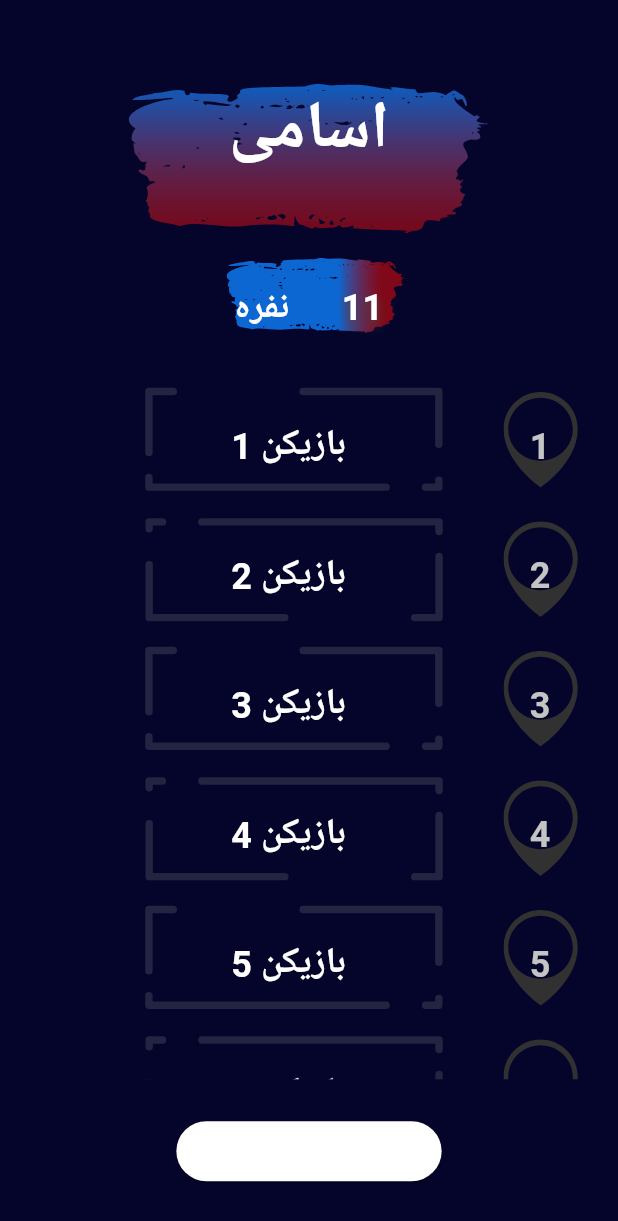
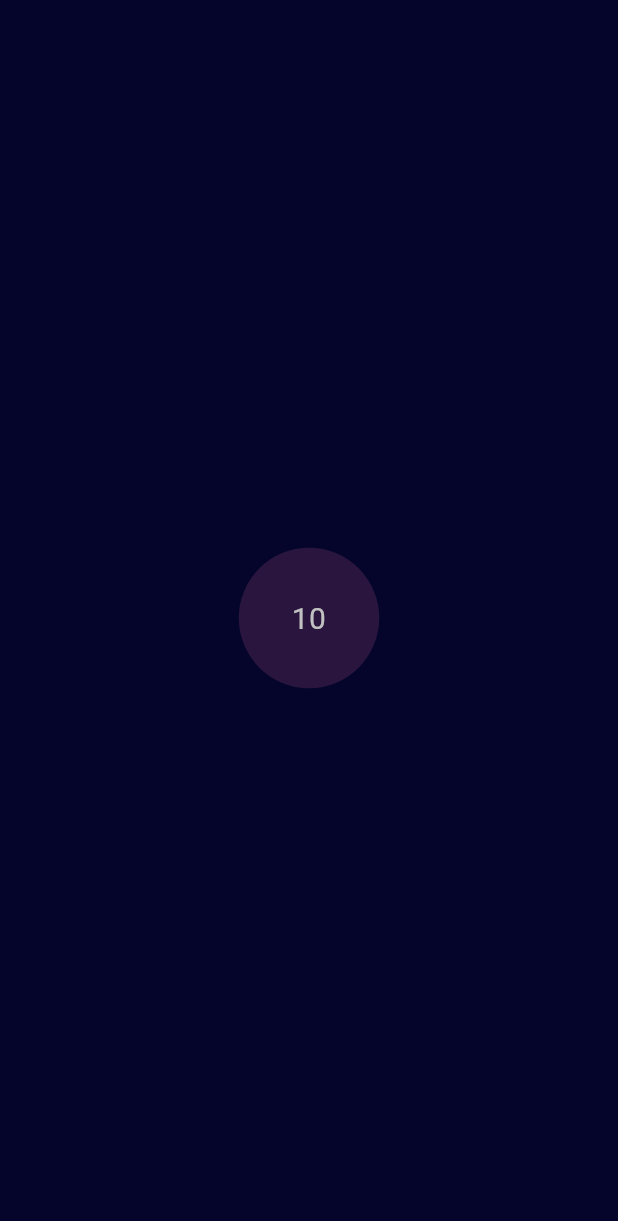
Before and after one commit to behzadayubifar/big_auto_mafia, a Flutter app: the screen it shows after launch, on a phone screen of 412 x 824 dp. Shown: the top 1221 px of the screen. Run offline on Flutter 3.47's test engine with Material 3 defaults, Android fonts, the phone set to English and light mode, and no system bars; drawn by our look-alikes of circular_countdown_timer; our stand-ins replace flutter_hooks, flutter_riverpod, flutter_svg, fpdart, go_router, google_fonts and 5 more; missing offline and left inert: dart:ffi, page_flip_builder; accounts and stored records are empty; generated files the repository leaves out were written again; Roboto replaces fonts that are missing (Lemonada); project files that could hold a hidden picture were left out.

Commit message:
start implementation of a player can choose at most one person and update the list and when the timer is complete or the player wanted to be exited if list is not empty the work, call related methods from logics -except for godfather that must first see a dialog (tostifiacation) to choose kill or slaughter and a button always must be shown after the dialog popped to witch between options of godfather or other mafias after godfather death-

```diff
--- a/lib/constants/my_strings.dart
+++ b/lib/constants/my_strings.dart
@@ -71,6 +71,10 @@ class MyStrings {
   static const String nostradamous = 'نوستراداموس';
   static const String citizen = 'شهروند ساده';
 
+  // night-role-panel
+  static const String nightDoneJob = 'nightDoneJob';
+  static const String undoJob = 'صرف نظر از انتخاب قبلی';
+
   // button-states
   static const String defaultButton = 'default';
   static const String longPressedButton = 'longPressedButton';
--- /dev/null
+++ b/lib/ui/common/timers/night_timer.dart
@@ -0,0 +1,34 @@
+import 'package:auto_mafia/constants/app_colors.dart';
+import 'package:auto_mafia/constants/my_text_styles.dart';
+import 'package:circular_countdown_timer/circular_countdown_timer.dart';
+import 'package:flutter/material.dart';
+
+class NightTimer extends StatelessWidget {
+  const NightTimer({super.key});
+
+  @override
+  Widget build(BuildContext context) {
+    final size = MediaQuery.sizeOf(context);
+    final height = size.height;
+    final width = size.width;
+    // later remove scaffold
+    return Scaffold(
+      backgroundColor: AppColors.backGround,
+      body: Center(
+        child: CircularCountDownTimer(
+          width: width / 4,
+          height: height / 4,
+          // later must read this from db (the user can change it)
+          duration: 10,
+          fillColor: AppColors.primaries[1],
+          ringColor: AppColors.primaries[4],
+          backgroundColor: AppColors.primaries[3],
+          textFormat: CountdownTextFormat.SS,
+          textStyle:
+              MyTextStyles.bodyLarge.copyWith(color: AppColors.lighterGrey),
+          isReverse: true,
+        ),
+      ),
+    );
+  }
+}
--- a/lib/ui/night/night_page.dart
+++ b/lib/ui/night/night_page.dart
@@ -7,11 +7,8 @@ import 'package:auto_mafia/ui/common/loading.dart';
 import 'package:auto_mafia/ui/common/buttons/my_buttons.dart';
 import 'package:auto_mafia/ui/common/title_widget.dart';
 import 'package:auto_mafia/ui/widgets/player_name_widget.dart';
-import 'package:auto_mafia/utils/dev_log.dart';
 import 'package:flutter/material.dart';
-import 'package:flutter_hooks/flutter_hooks.dart';
 import 'package:hooks_riverpod/hooks_riverpod.dart';
-import 'package:loading_animation_widget/loading_animation_widget.dart';
 
 class NightPage extends HookConsumerWidget {
   NightPage({
--- a/lib/ui/ui_utils/get_criteria_for_night_role_panel.dart
+++ b/lib/ui/ui_utils/get_criteria_for_night_role_panel.dart
@@ -8,4 +8,6 @@ class ButtonCriteriaController extends _$ButtonCriteriaController {
   bool build() {
     return false;
   }
+
+  void change(status) {}
 }
--- a/lib/ui/widgets/player_name_widget.dart
+++ b/lib/ui/widgets/player_name_widget.dart
@@ -86,6 +86,10 @@ class PlayerNameWidget extends HookConsumerWidget {
             // panel-page baesed on role
             // 1. role-specifics
             // 2. list-of-players due to current circumstances
+            final isar = await ref.read(isarServiceProvider.future);
+            final dayNumber = await isar.getDayNumber();
+            await isar.putGameStatus(
+                dayNumber: dayNumber, situation: relatedRolePage);
             await ref
                 .read(currentPlayersProvider.notifier)
                 .action(relatedRolePage, _playerName);
--- a/pubspec.yaml
+++ b/pubspec.yaml
@@ -54,6 +54,7 @@ dependencies:
   page_flip_builder: ^0.1.4
   animations: ^2.0.8
   animated_text_kit: ^4.2.2
+  circular_countdown_timer: ^0.2.3
 
 dev_dependencies:
   flutter_test:
```
Also changed, not shown: lib/db/isar_service.dart (+9 -86 lines), lib/routes/routes.dart (+9 -1 lines), lib/theme/app_theme.dart (+7 -0 lines), lib/ui/common/buttons/my_buttons.dart (+24 -3 lines), lib/ui/night/night_role_panel.dart (+28 -26 lines), lib/db/isar_service.g.dart, lib/theme/app_theme.g.dart, lib/ui/ui_utils/get_criteria_for_night_role_panel.g.dart, pubspec.lock.
